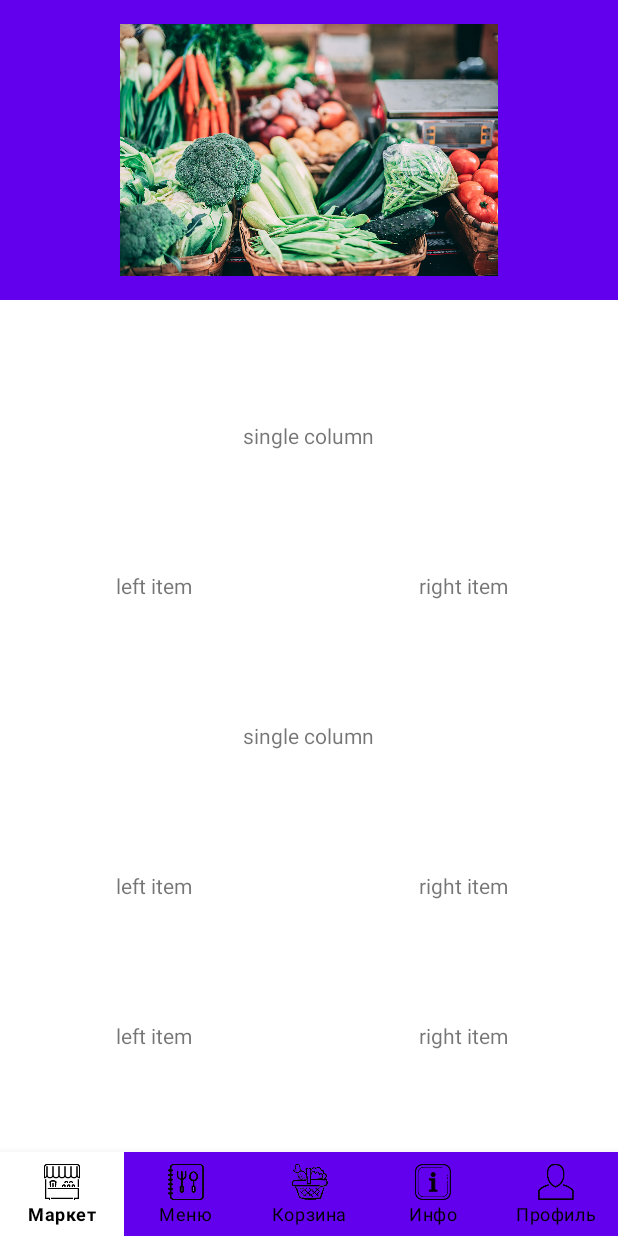
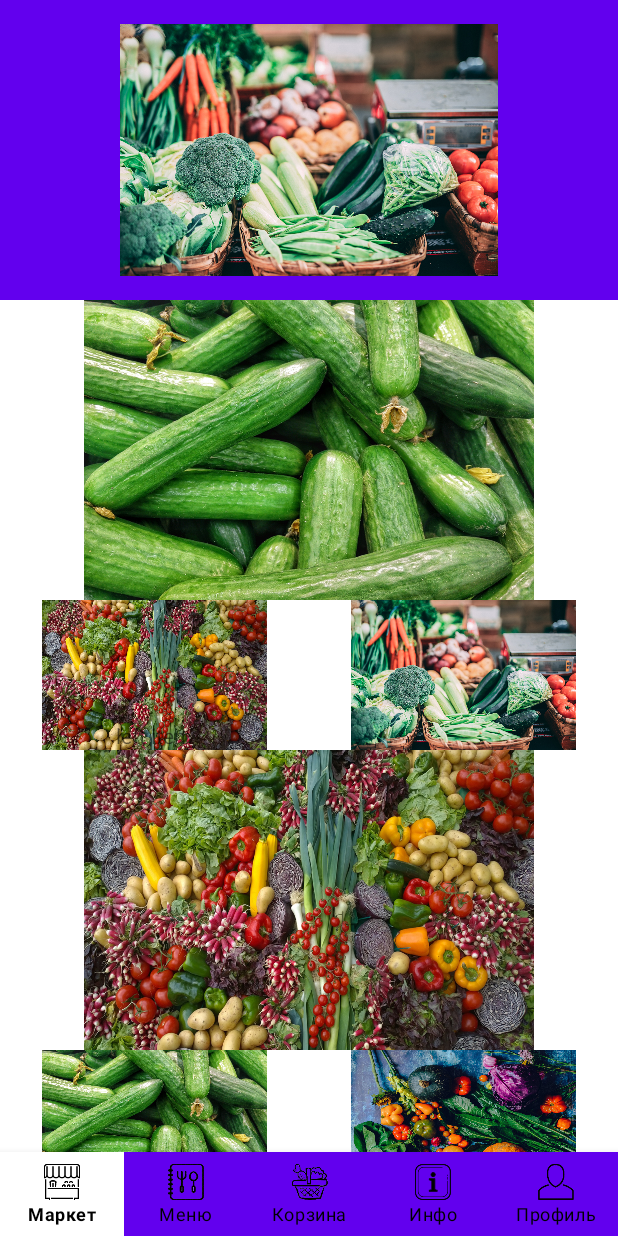
Before and after one commit to Ephemerayne/Nyx.FarmShop, an Android app: the screen it shows after launch (MainActivity), on a phone screen of 412 x 824 dp. Run offline under Robolectric (Android 15) with nearby library versions, the phone set to English and light mode, and no system bars.

Commit message:
added img recycler view main market

```diff
--- a/app/src/main/java/space/lala/nyxfarmshop/data/adapters/MarketAdapterRecyclerView.java
+++ b/app/src/main/java/space/lala/nyxfarmshop/data/adapters/MarketAdapterRecyclerView.java
@@ -1,8 +1,11 @@
 package space.lala.nyxfarmshop.data.adapters;
 
+import android.content.res.Resources;
+import android.media.Image;
 import android.view.LayoutInflater;
 import android.view.View;
 import android.view.ViewGroup;
+import android.widget.ImageView;
 import android.widget.TextView;
 
 import androidx.annotation.NonNull;
@@ -13,13 +16,18 @@ import java.util.ArrayList;
 import space.lala.nyxfarmshop.R;
 import space.lala.nyxfarmshop.model.MarketItem;
 import space.lala.nyxfarmshop.model.SingleColumnMarketItem;
+import space.lala.nyxfarmshop.model.TwoColumnsMarketItem;
 
 public class MarketAdapterRecyclerView extends RecyclerView.Adapter<MarketAdapterRecyclerView.BaseViewHolder> {
 
     private final static int VIEW_TYPE_ONE_COLUMN = 0;
     private final static int VIEW_TYPE_TWO_COLUMNS = 1;
+    private ArrayList<MarketItem> marketItems;
+    private Resources resources;
 
-    private ArrayList<MarketItem> marketItems;
+    public MarketAdapterRecyclerView(Resources resources) {
+        this.resources = resources;
+    }
 
     public void setItems(ArrayList<MarketItem> items) {
         marketItems = items;
@@ -50,7 +58,7 @@ public class MarketAdapterRecyclerView extends RecyclerView.Adapter<MarketAdapte
 
         if (viewType == 0) {
             return new SingleColumnItemViewHolder(view);
-        } else  {
+        } else {
             return new TwoColumnsItemViewHolder(view);
         }
 
@@ -59,11 +67,20 @@ public class MarketAdapterRecyclerView extends RecyclerView.Adapter<MarketAdapte
     @Override
     public void onBindViewHolder(@NonNull BaseViewHolder holder, int position) {
         if (holder instanceof SingleColumnItemViewHolder) {
+
+            ImageView imageView = ((SingleColumnItemViewHolder) holder).itemView.findViewById(R.id.img_item_main);
+            SingleColumnMarketItem singleColumnMarketItem = (SingleColumnMarketItem) marketItems.get(position);
+            imageView.setImageDrawable(resources.getDrawable(singleColumnMarketItem.itemId));
             ((SingleColumnItemViewHolder) holder).nameItem.setText("single column");
+
         } else if (holder instanceof TwoColumnsItemViewHolder) {
+            ImageView img1 = ((TwoColumnsItemViewHolder) holder).itemView.findViewById(R.id.left_img_item);
+            ImageView img2 = ((TwoColumnsItemViewHolder) holder).itemView.findViewById(R.id.right_img_item);
+            TwoColumnsMarketItem twoColumnsMarketItem = (TwoColumnsMarketItem) marketItems.get(position);
+            img1.setImageDrawable(resources.getDrawable(twoColumnsMarketItem.itemId));
+            img2.setImageDrawable(resources.getDrawable(twoColumnsMarketItem.itemId2));
             ((TwoColumnsItemViewHolder) holder).leftItem.setText("left item");
             ((TwoColumnsItemViewHolder) holder).rightItem.setText("right item");
-         //   ((TwoColumnsItemViewHolder) holder).leftItem.setBackgroundResource(R.drawable.main_img1);
         }
     }
 
--- a/app/src/main/java/space/lala/nyxfarmshop/data/fragments/MarketFragment.java
+++ b/app/src/main/java/space/lala/nyxfarmshop/data/fragments/MarketFragment.java
@@ -44,7 +44,7 @@ public class MarketFragment extends Fragment {
         pagerAdapter = new ScreenSlidePagerAdapter(this, NUM_PAGES);
         viewPager.setAdapter(pagerAdapter);
 
-        recyclerViewAdapter = new MarketAdapterRecyclerView();
+        recyclerViewAdapter = new MarketAdapterRecyclerView(getResources());
         recyclerView.setAdapter(recyclerViewAdapter);
         recyclerViewAdapter.setItems(getMarketItems());
 
@@ -53,11 +53,11 @@ public class MarketFragment extends Fragment {
 
     private ArrayList<MarketItem> getMarketItems() {
         final ArrayList<MarketItem> marketItems = new ArrayList<>();
-        marketItems.add(new SingleColumnMarketItem("item1", 1));
-        marketItems.add(new TwoColumnsMarketItem("item2", 2, "item3", 3));
-        marketItems.add(new SingleColumnMarketItem("item4", 1));
-        marketItems.add(new TwoColumnsMarketItem("item5", 2, "item6", 3));
-        marketItems.add(new TwoColumnsMarketItem("item7", 2, "item8", 3));
+        marketItems.add(new SingleColumnMarketItem("item1", R.drawable.main_img5));
+        marketItems.add(new TwoColumnsMarketItem("item2", R.drawable.main_img4, "item3", R.drawable.main_img1));
+        marketItems.add(new SingleColumnMarketItem("item4", R.drawable.main_img4));
+        marketItems.add(new TwoColumnsMarketItem("item5", R.drawable.main_img5, "item6", R.drawable.main_img2));
+        marketItems.add(new TwoColumnsMarketItem("item7", R.drawable.main_img1, "item8", R.drawable.main_img3));
         return marketItems;
     }
 }
--- a/app/src/main/java/space/lala/nyxfarmshop/data/fragments/MarketViewPagerFragment.java
+++ b/app/src/main/java/space/lala/nyxfarmshop/data/fragments/MarketViewPagerFragment.java
@@ -1,15 +1,11 @@
 package space.lala.nyxfarmshop.data.fragments;
 
 import android.os.Bundle;
-
 import androidx.fragment.app.Fragment;
-
 import android.view.LayoutInflater;
 import android.view.View;
 import android.view.ViewGroup;
 import android.widget.ImageView;
-import android.widget.TextView;
-
 import space.lala.nyxfarmshop.R;
 
 public class MarketViewPagerFragment extends Fragment {
--- a/app/src/main/java/space/lala/nyxfarmshop/model/SingleColumnMarketItem.java
+++ b/app/src/main/java/space/lala/nyxfarmshop/model/SingleColumnMarketItem.java
@@ -4,7 +4,8 @@ public class SingleColumnMarketItem implements MarketItem {
     public String itemName;
     public int itemId;
 
-    public SingleColumnMarketItem(String item, int i) {
-
+    public SingleColumnMarketItem(String item, int id) {
+        this.itemName = item;
+        this.itemId = id;
     }
 }
--- a/app/src/main/res/layout/single_column_market_item.xml
+++ b/app/src/main/res/layout/single_column_market_item.xml
@@ -2,7 +2,7 @@
 <FrameLayout xmlns:android="http://schemas.android.com/apk/res/android"
     xmlns:tools="http://schemas.android.com/tools"
     android:layout_width="match_parent"
-    android:layout_height="100dp"
+    android:layout_height="200dp"
     android:gravity="center_vertical">
 
     <TextView
--- a/app/src/main/res/layout/two_columns_market_item.xml
+++ b/app/src/main/res/layout/two_columns_market_item.xml
@@ -10,12 +10,6 @@
         android:layout_height="100dp"
         android:gravity="center_vertical">
 
-        <TextView
-            android:id="@+id/left_name_item"
-            android:layout_width="wrap_content"
-            android:layout_height="wrap_content"
-            android:layout_gravity="bottom|center"
-            tools:text="Item" />
 
         <ImageView
             android:id="@+id/left_img_item"
@@ -24,6 +18,13 @@
             android:layout_gravity="center"
             tools:layout_height="100dp"
             tools:layout_width="match_parent" />
+
+        <TextView
+            android:id="@+id/left_name_item"
+            android:layout_width="wrap_content"
+            android:layout_height="wrap_content"
+            android:layout_gravity="bottom|center"
+            tools:text="Item" />
     </FrameLayout>
 
     <FrameLayout
```
